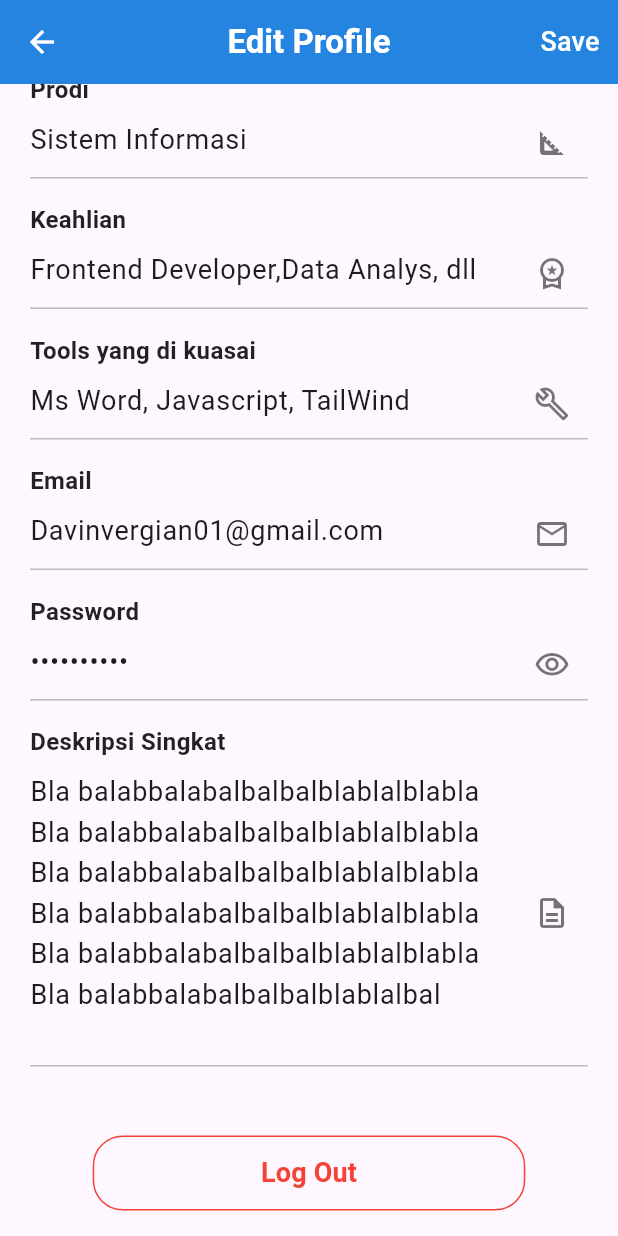
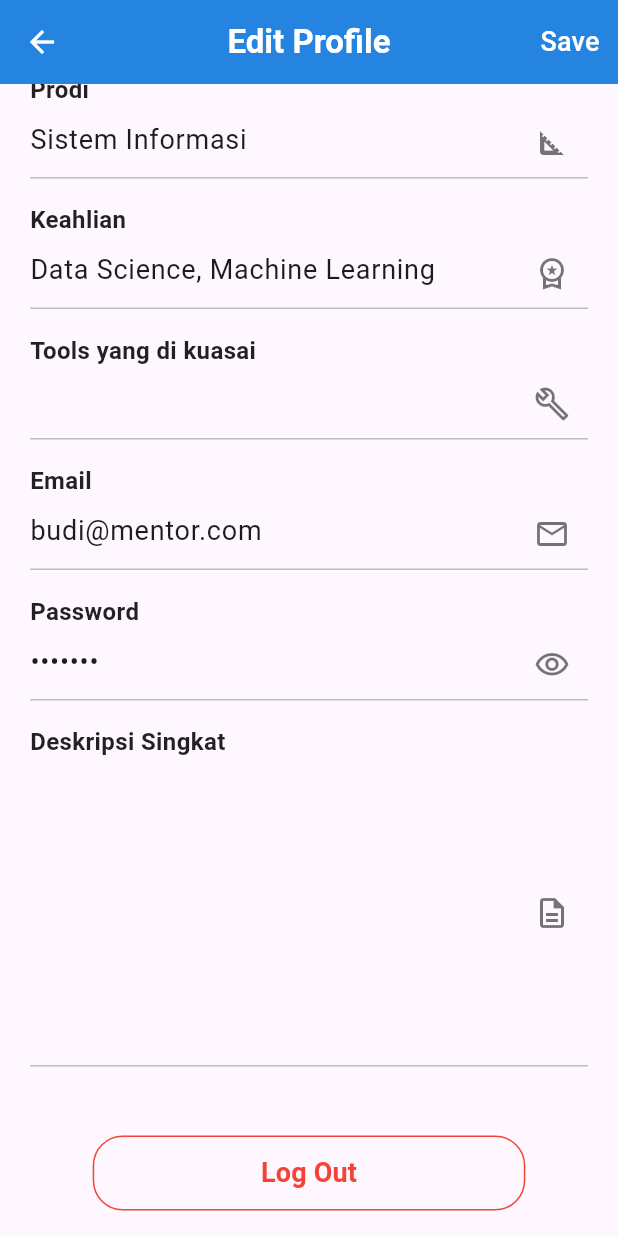
Before and after one commit to davin59/KonsulMate, a Flutter app: the EditProfileScreen screen opened directly, scrolled down 576 dp, on a phone screen of 412 x 824 dp. Run offline on Flutter 3.47's test engine with Material 3 defaults, Android fonts, the phone set to English and light mode, and no system bars.

Commit message:
Selesai merge conflict mentorn_page.dart

```diff
--- a/lib/main.dart
+++ b/lib/main.dart
@@ -1,7 +1,14 @@
 import 'package:flutter/material.dart';
+import 'package:flutter/services.dart';
 import 'pages/login_page.dart';
 
 void main() {
+  SystemChrome.setSystemUIOverlayStyle(
+    const SystemUiOverlayStyle(
+      statusBarColor: Colors.white,
+      statusBarIconBrightness: Brightness.dark,
+    ),
+  );
   runApp(const MyApp());
 }
 
--- a/lib/pages/login_page.dart
+++ b/lib/pages/login_page.dart
@@ -70,6 +70,7 @@ class _LoginPageState extends State<LoginPage> {
                       fontSize: 48,
                       fontWeight: FontWeight.bold,
                       color: Colors.black,
+                      fontFamily: 'chewy'
                     ),
                   ),
                   const SizedBox(height: 10),
@@ -79,6 +80,7 @@ class _LoginPageState extends State<LoginPage> {
                       fontSize: 18,
                       color: Colors.black,
                       fontWeight: FontWeight.bold,
+                      fontFamily: 'chewy'
                     ),
                   ),
                   const SizedBox(height: 5),
@@ -86,7 +88,7 @@ class _LoginPageState extends State<LoginPage> {
                   Image.asset('assets/images/illustration.png', height: 200),
                   const Text(
                     'Mentor Terbaikmu',
-                    style: TextStyle(fontSize: 18, color: Colors.black, fontWeight: FontWeight.bold),
+                    style: TextStyle(fontSize: 18, color: Colors.black, fontWeight: FontWeight.bold, fontFamily: 'chewy'),
                   ),
                   const SizedBox(height: 20),
                 ],
--- a/lib/pages/mentor/mentor_profile_page.dart
+++ b/lib/pages/mentor/mentor_profile_page.dart
@@ -1,4 +1,6 @@
+import 'dart:convert';
 import 'package:flutter/material.dart';
+import 'package:flutter/services.dart'; // Tambahkan ini
 
 void main() {
   runApp(const MyApp());
@@ -21,37 +23,74 @@ class MyApp extends StatelessWidget {
 }
 
 class EditProfileScreen extends StatefulWidget {
-  const EditProfileScreen({super.key});
+  final Map<String, dynamic>? mentorData; // Tambahan: menerima data mentor
+  const EditProfileScreen({super.key, this.mentorData});
 
   @override
   State<EditProfileScreen> createState() => _EditProfileScreenState();
 }
 
 class _EditProfileScreenState extends State<EditProfileScreen> {
-  // Controllers for text fields (optional, but good practice for form handling)
-  final TextEditingController _namaLengkapController =
-      TextEditingController(text: 'Davin Vergian Rizapratama');
-  final TextEditingController _jenisKelaminController =
-      TextEditingController(text: 'Laki-laki');
-  final TextEditingController _noHpController =
-      TextEditingController(text: '081276571881');
-  final TextEditingController _asalKampusController =
-      TextEditingController(text: 'Universitas Ahmad Dahlan');
-  final TextEditingController _prodiController =
-      TextEditingController(text: 'Sistem Informasi');
-  final TextEditingController _keahlianController =
-      TextEditingController(text: 'Frontend Developer,Data Analys, dll');
-  final TextEditingController _toolsController =
-      TextEditingController(text: 'Ms Word, Javascript, TailWind');
-  final TextEditingController _emailController =
-      TextEditingController(text: 'Davinvergian01@gmail.com');
-  final TextEditingController _passwordController =
-      TextEditingController(text: '**********');
-  final TextEditingController _deskripsiController = TextEditingController(
-      text:
-          'Bla balabbalabalbalbalblablalblabla\nBla balabbalabalbalbalblablalblabla\nBla balabbalabalbalbalblablalblabla\nBla balabbalabalbalbalblablalblabla\nBla balabbalabalbalbalblablalblabla\nBla balabbalabalbalbalblablalbal');
+  final TextEditingController _namaLengkapController = TextEditingController();
+  final TextEditingController _jenisKelaminController = TextEditingController();
+  final TextEditingController _noHpController = TextEditingController();
+  final TextEditingController _asalKampusController = TextEditingController();
+  final TextEditingController _prodiController = TextEditingController();
+  final TextEditingController _keahlianController = TextEditingController();
+  final TextEditingController _toolsController = TextEditingController();
+  final TextEditingController _emailController = TextEditingController();
+  final TextEditingController _passwordController = TextEditingController();
+  final TextEditingController _deskripsiController = TextEditingController();
 
-  bool _obscureText = true; // For password visibility
+  bool _obscureText = true;
+
+  @override
+  void initState() {
+    super.initState();
+    if (widget.mentorData != null) {
+      _setMentorData(widget.mentorData!);
+    } else {
+      _loadMentorData();
+    }
+  }
+
+  void _setMentorData(Map<String, dynamic> mentor) {
+    _namaLengkapController.text = mentor['nama'] ?? '';
+    _jenisKelaminController.text = mentor['jenis_kelamin'] ?? '';
+    _noHpController.text = mentor['no_hp'] ?? '';
+    _asalKampusController.text = mentor['asal_kampus'] ?? '';
+    _prodiController.text = mentor['prodi'] ?? '';
+    _keahlianController.text = mentor['keahlian'] ?? '';
+    _toolsController.text = mentor['tools'] ?? '';
+    _emailController.text = mentor['email'] ?? '';
+    _passwordController.text = mentor['password'] ?? '';
+    _deskripsiController.text = mentor['deskripsi'] ?? '';
+  }
+
+  Future<void> _loadMentorData() async {
+    final String data = await rootBundle.loadString('assets/data/dummy.json');
+    final jsonData = json.decode(data);
+    final List mentors = jsonData['mentor'];
+    final mentor = mentors.firstWhere(
+      (m) => m['id'] == 'm1',
+      orElse: () => null,
+    );
+
+    if (mentor != null) {
+      setState(() {
+        _namaLengkapController.text = mentor['nama'] ?? '';
+        _jenisKelaminController.text = mentor['jenis_kelamin'] ?? '';
+        _noHpController.text = mentor['no_hp'] ?? '';
+        _asalKampusController.text = mentor['asal_kampus'] ?? '';
+        _prodiController.text = mentor['prodi'] ?? '';
+        _keahlianController.text = mentor['keahlian'] ?? '';
+        _toolsController.text = mentor['tools'] ?? '';
+        _emailController.text = mentor['email'] ?? '';
+        _passwordController.text = mentor['password'] ?? '';
+        _deskripsiController.text = mentor['deskripsi'] ?? '';
+      });
+    }
+  }
 
   @override
   void dispose() {
@@ -77,7 +116,7 @@ class _EditProfileScreenState extends State<EditProfileScreen> {
         leading: IconButton(
           icon: const Icon(Icons.arrow_back, color: Colors.white),
           onPressed: () {
-            Navigator.pop(context); // Go back
+            Navigator.pop(context);
           },
         ),
         title: const Text(
@@ -88,10 +127,9 @@ class _EditProfileScreenState extends State<EditProfileScreen> {
         actions: [
           TextButton(
             onPressed: () {
-              // Handle Save action
-              ScaffoldMessenger.of(context).showSnackBar(
-                const SnackBar(content: Text('Profile saved!')),
-              );
+              ScaffoldMessenger.of(
+                context,
+              ).showSnackBar(const SnackBar(content: Text('Profile saved!')));
             },
             child: const Text(
               'Save',
@@ -106,7 +144,7 @@ class _EditProfileScreenState extends State<EditProfileScreen> {
             // Profile Picture Section
             Container(
               width: double.infinity,
-              height: 200, // Height for the blue section
+              height: 200,
               color: Colors.blue.shade600,
               child: Center(
                 child: Stack(
@@ -114,12 +152,8 @@ class _EditProfileScreenState extends State<EditProfileScreen> {
                   children: [
                     const CircleAvatar(
                       radius: 60,
-                      backgroundColor: Colors.white, // White background for empty avatar
-                      child: Icon(
-                        Icons.person, // Placeholder icon
-                        size: 80,
-                        color: Colors.grey,
-                      ),
+                      backgroundColor: Colors.white,
+                      child: Icon(Icons.person, size: 80, color: Colors.grey),
                     ),
                     Positioned(
                       bottom: 0,
@@ -128,11 +162,11 @@ class _EditProfileScreenState extends State<EditProfileScreen> {
                         decoration: BoxDecoration(
                           color: Colors.white,
                           shape: BoxShape.circle,
-                          border: Border.all(color: Colors.blue.shade600, width: 2),
+                          border: Border.all(color: Colors.blue, width: 2),
                         ),
                         child: Icon(
                           Icons.add_circle,
-                          color: Colors.blue.shade600,
+                          color: Colors.blue,
                           size: 30,
                         ),
                       ),
@@ -143,7 +177,10 @@ class _EditProfileScreenState extends State<EditProfileScreen> {
             ),
             // Profile Details Section
             Padding(
-              padding: const EdgeInsets.symmetric(horizontal: 20.0, vertical: 20.0),
+              padding: const EdgeInsets.symmetric(
+                horizontal: 20.0,
+                vertical: 20.0,
+              ),
               child: Column(
                 crossAxisAlignment: CrossAxisAlignment.start,
                 children: [
@@ -155,7 +192,7 @@ class _EditProfileScreenState extends State<EditProfileScreen> {
                   _buildProfileInputField(
                     label: 'Jenis Kelamin',
                     controller: _jenisKelaminController,
-                    suffixIcon: Icons.male, // Using male icon, can be gender specific
+                    suffixIcon: Icons.male,
                   ),
                   _buildProfileInputField(
                     label: 'No Hp',
@@ -171,17 +208,17 @@ class _EditProfileScreenState extends State<EditProfileScreen> {
                   _buildProfileInputField(
                     label: 'Prodi',
                     controller: _prodiController,
-                    suffixIcon: Icons.square_foot_outlined, // Icon for academic hat
+                    suffixIcon: Icons.square_foot_outlined,
                   ),
                   _buildProfileInputField(
                     label: 'Keahlian',
                     controller: _keahlianController,
-                    suffixIcon: Icons.workspace_premium_outlined, // Icon for badge/ribbon
+                    suffixIcon: Icons.workspace_premium_outlined,
                   ),
                   _buildProfileInputField(
                     label: 'Tools yang di kuasai',
                     controller: _toolsController,
-                    suffixIcon: Icons.build_outlined, // Wrench icon
+                    suffixIcon: Icons.build_outlined,
                   ),
                   _buildProfileInputField(
                     label: 'Email',
@@ -193,7 +230,10 @@ class _EditProfileScreenState extends State<EditProfileScreen> {
                     label: 'Password',
                     controller: _passwordController,
                     obscureText: _obscureText,
-                    suffixIcon: _obscureText ? Icons.visibility_outlined : Icons.visibility_off_outlined,
+                    suffixIcon:
+                        _obscureText
+                            ? Icons.visibility_outlined
+                            : Icons.visibility_off_outlined,
                     onSuffixIconPressed: () {
                       setState(() {
                         _obscureText = !_obscureText;
@@ -203,17 +243,15 @@ class _EditProfileScreenState extends State<EditProfileScreen> {
                   _buildProfileInputField(
                     label: 'Deskripsi Singkat',
                     controller: _deskripsiController,
-                    maxLines: 7, // Adjust based on expected text length
-                    suffixIcon: Icons.description_outlined, // File/description icon
+                    maxLines: 7,
+                    suffixIcon: Icons.description_outlined,
                   ),
                   const SizedBox(height: 30),
-                  // Log Out Button
                   Center(
                     child: SizedBox(
-                      width: MediaQuery.of(context).size.width * 0.7, // Adjust width as needed
+                      width: MediaQuery.of(context).size.width * 0.7,
                       child: OutlinedButton(
                         onPressed: () {
-                          // Handle Log Out action
                           ScaffoldMessenger.of(context).showSnackBar(
                             const SnackBar(content: Text('Logging out...')),
                           );
@@ -222,13 +260,16 @@ class _EditProfileScreenState extends State<EditProfileScreen> {
                           foregroundColor: Colors.red,
                           side: const BorderSide(color: Colors.red),
                           shape: RoundedRectangleBorder(
-                            borderRadius: BorderRadius.circular(20), // Rounded corners
+                            borderRadius: BorderRadius.circular(20),
                           ),
                           padding: const EdgeInsets.symmetric(vertical: 12),
                         ),
                         child: const Text(
                           'Log Out',
-                          style: TextStyle(fontSize: 18, fontWeight: FontWeight.bold),
+                          style: TextStyle(
+                            fontSize: 18,
+                            fontWeight: FontWeight.bold,
+                          ),
                         ),
                       ),
                     ),
@@ -243,7 +284,6 @@ class _EditProfileScreenState extends State<EditProfileScreen> {
     );
   }
 
-  // Helper Widget for consistent input field styling
   Widget _buildProfileInputField({
     required String label,
     required TextEditingController controller,
@@ -251,10 +291,10 @@ class _EditProfileScreenState extends State<EditProfileScreen> {
     TextInputType keyboardType = TextInputType.text,
     bool obscureText = false,
     int? maxLines = 1,
-    VoidCallback? onSuffixIconPressed, // For toggling password visibility
+    VoidCallback? onSuffixIconPressed,
   }) {
     return Padding(
-      padding: const EdgeInsets.only(bottom: 16.0), // Space between fields
+      padding: const EdgeInsets.only(bottom: 16.0),
       child: Column(
         crossAxisAlignment: CrossAxisAlignment.start,
         children: [
@@ -272,20 +312,23 @@ class _EditProfileScreenState extends State<EditProfileScreen> {
             obscureText: obscureText,
             maxLines: maxLines,
             decoration: InputDecoration(
-              suffixIcon: suffixIcon != null
-                  ? IconButton(
-                      icon: Icon(suffixIcon, color: Colors.black54),
-                      onPressed: onSuffixIconPressed, // Use the provided callback
-                    )
-                  : null,
+              suffixIcon:
+                  suffixIcon != null
+                      ? IconButton(
+                        icon: Icon(suffixIcon, color: Colors.black54),
+                        onPressed: onSuffixIconPressed,
+                      )
+                      : null,
               enabledBorder: UnderlineInputBorder(
                 borderSide: BorderSide(color: Colors.grey.shade400),
               ),
               focusedBorder: UnderlineInputBorder(
                 borderSide: BorderSide(color: Colors.blue.shade600, width: 2),
               ),
-              contentPadding:
-                  const EdgeInsets.symmetric(vertical: 8.0, horizontal: 0),
+              contentPadding: const EdgeInsets.symmetric(
+                vertical: 8.0,
+                horizontal: 0,
+              ),
             ),
             style: const TextStyle(fontSize: 18),
           ),
--- a/pubspec.yaml
+++ b/pubspec.yaml
@@ -26,3 +26,8 @@ flutter:
   assets:
     - assets/images/illustration.png
     - assets/data/dummy.json
+
+  fonts:
+    - family: chewy
+      fonts:
+        - asset: assets/fonts/chewy/Chewy-Regular.ttf
```
Also changed, not shown: assets/fonts/chewy/Chewy-Regular.ttf (added).
